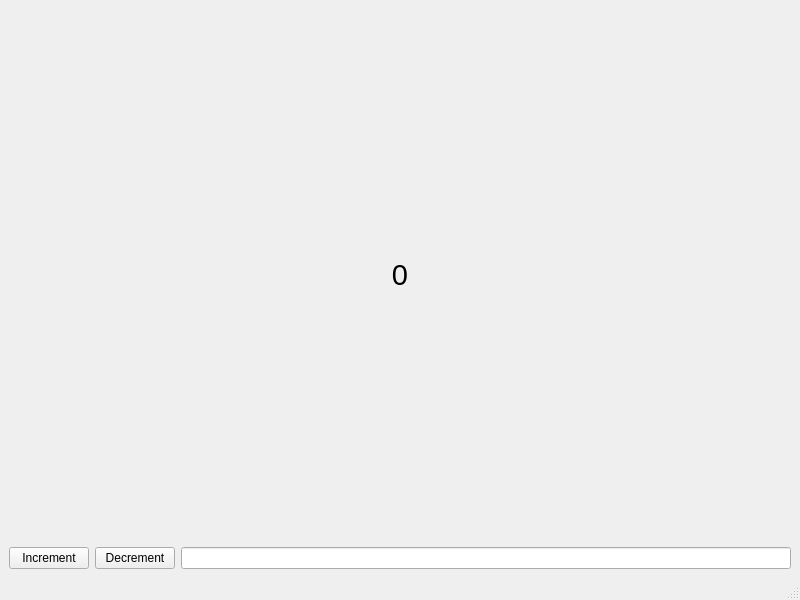
Above: Project/Server.ui from GavinAbbott/SANE-FinalProject before the change. Below: the same form after it.
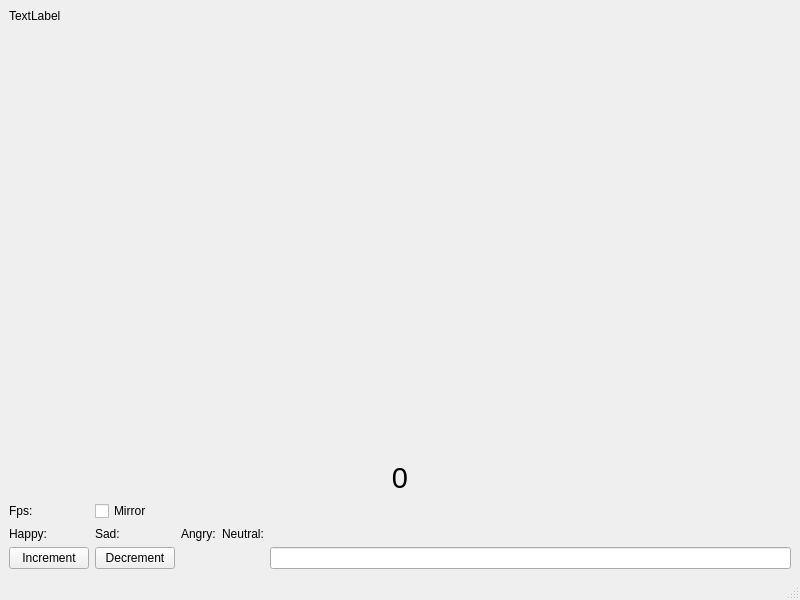
That is the form after the change.

Commit message: combinded proejct 2 and project 3

The edit to the form file:
```diff
--- a/Project/Server.ui
+++ b/Project/Server.ui
@@ -15,26 +15,67 @@
   </property>
   <widget class="QWidget" name="centralwidget">
    <layout class="QVBoxLayout" name="verticalLayout">
+    <item>
+     <widget class="QLabel" name="imageLabel">
+      <property name="text">
+       <string>TextLabel</string>
+      </property>
+     </widget>
+    </item>
+    <item>
+     <spacer name="verticalSpacer">
+      <property name="orientation">
+       <enum>Qt::Vertical</enum>
+      </property>
+      <property name="sizeHint" stdset="0">
+       <size>
+        <width>20</width>
+        <height>40</height>
+       </size>
+      </property>
+     </spacer>
+    </item>
     <item>
      <layout class="QGridLayout" name="gridLayout">
-      <item row="1" column="2">
+      <item row="3" column="4">
        <widget class="QLineEdit" name="ColorText"/>
       </item>
-      <item row="1" column="0">
+      <item row="2" column="0">
+       <widget class="QLabel" name="happyLabel">
+        <property name="text">
+         <string>Happy:</string>
+        </property>
+       </widget>
+      </item>
+      <item row="2" column="2">
+       <widget class="QLabel" name="angryLabel">
+        <property name="text">
+         <string>Angry:</string>
+        </property>
+       </widget>
+      </item>
+      <item row="2" column="1">
+       <widget class="QLabel" name="sadLabel">
+        <property name="text">
+         <string>Sad:</string>
+        </property>
+       </widget>
+      </item>
+      <item row="3" column="0">
        <widget class="QPushButton" name="IncrementButton">
         <property name="text">
          <string>Increment</string>
         </property>
        </widget>
       </item>
-      <item row="1" column="1">
+      <item row="3" column="1">
        <widget class="QPushButton" name="DecrementButton">
         <property name="text">
          <string>Decrement</string>
         </property>
        </widget>
       </item>
-      <item row="0" column="0" colspan="3">
+      <item row="0" column="0" colspan="5">
        <widget class="QLabel" name="CounterLabel">
         <property name="font">
          <font>
@@ -52,6 +93,27 @@
         </property>
        </widget>
       </item>
+      <item row="1" column="0">
+       <widget class="QLabel" name="fpsLabel">
+        <property name="text">
+         <string>Fps:</string>
+        </property>
+       </widget>
+      </item>
+      <item row="1" column="1">
+       <widget class="QCheckBox" name="mirrorCheckBox">
+        <property name="text">
+         <string>Mirror</string>
+        </property>
+       </widget>
+      </item>
+      <item row="2" column="3">
+       <widget class="QLabel" name="neutralLabel">
+        <property name="text">
+         <string>Neutral:</string>
+        </property>
+       </widget>
+      </item>
      </layout>
     </item>
    </layout>
```
The commit also changes 1 other file.
